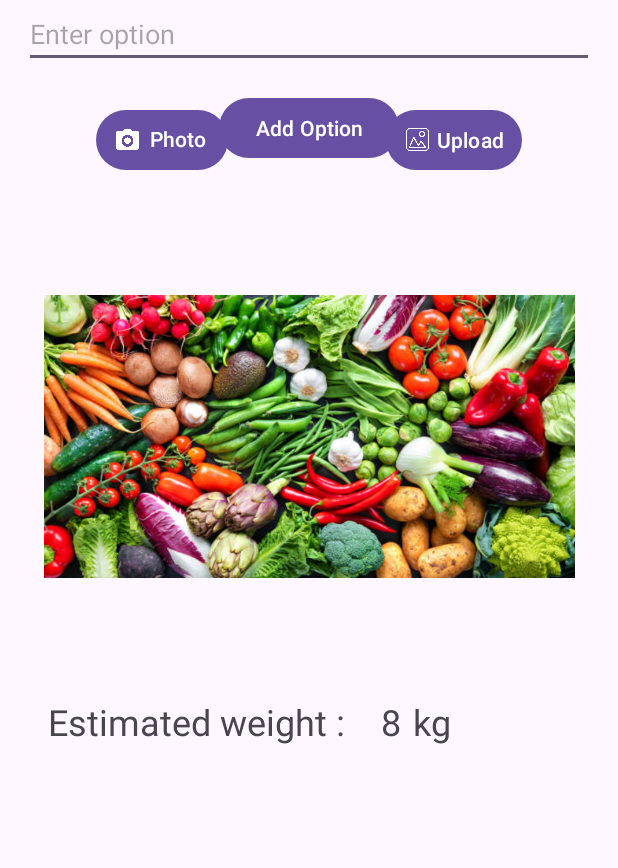
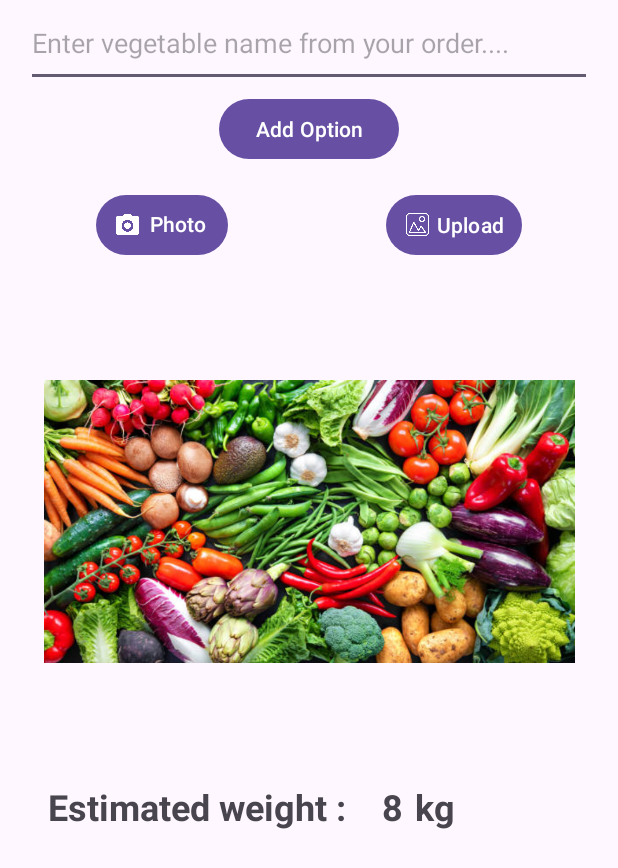
Before and after one commit to ArjunM05/Veggie_Vision, an Android app: the screen it shows after launch (MainActivity), on a phone screen of 412 x 824 dp. Shown: the top 868 px of the screen. Run offline under Robolectric (Android 15) with nearby library versions, the phone set to English and light mode, and no system bars.

Commit message:
debugging of app

```diff
--- a/app/src/main/java/com/example/veggievisionapp/MainActivity.kt
+++ b/app/src/main/java/com/example/veggievisionapp/MainActivity.kt
@@ -45,9 +45,8 @@ class MainActivity : AppCompatActivity() {
         buttonAddOption = binding.btnAddOption
         radioGroupOptions = binding.radioGroupOptions
         // Set onClickListener for the button
-        binding.btnAddOption.setOnClickListener { addOption() }
+        buttonAddOption.setOnClickListener { addOption() }
 
-        setContentView(R.layout.activity_main)
         ViewCompat.setOnApplyWindowInsetsListener(findViewById(R.id.main)) { v, insets ->
             val systemBars = insets.getInsets(WindowInsetsCompat.Type.systemBars())
             v.setPadding(systemBars.left, systemBars.top, systemBars.right, systemBars.bottom)
@@ -55,10 +54,10 @@ class MainActivity : AppCompatActivity() {
         }
         imageView = findViewById(R.id.imageView)
 
-        val captureButton: Button = findViewById(R.id.btnCaptureImage)
+        val captureButton: Button = binding.btnCaptureImage
         captureButton.setOnClickListener { captureImage(it) }
 
-        val uploadButton: Button = findViewById(R.id.btnUploadImage)
+        val uploadButton: Button = binding.btnUploadImage
         uploadButton.setOnClickListener{ uploadImage(it) }
     }
 
--- a/app/src/main/res/layout/activity_main.xml
+++ b/app/src/main/res/layout/activity_main.xml
@@ -9,24 +9,24 @@
 
     <EditText
         android:id="@+id/etOption"
-        android:layout_width="0dp"
-        android:layout_height="wrap_content"
-        android:hint="Enter option"
-        app:layout_constraintTop_toTopOf="parent"
+        android:layout_width="377dp"
+        android:layout_height="58dp"
+        android:layout_marginStart="16dp"
+        android:layout_marginEnd="16dp"
+        android:hint="Enter vegetable name from your order...."
+        app:layout_constraintEnd_toEndOf="parent"
         app:layout_constraintStart_toStartOf="parent"
-        app:layout_constraintEnd_toEndOf="parent"
-        android:layout_marginStart="16dp"
-        android:layout_marginEnd="16dp"/>
+        app:layout_constraintTop_toTopOf="parent" />
 
     <Button
         android:id="@+id/btnAddOption"
         android:layout_width="wrap_content"
         android:layout_height="wrap_content"
+        android:layout_marginTop="4dp"
         android:text="Add Option"
-        app:layout_constraintTop_toBottomOf="@id/etOption"
+        app:layout_constraintEnd_toEndOf="parent"
         app:layout_constraintStart_toStartOf="parent"
-        app:layout_constraintEnd_toEndOf="parent"
-        android:layout_marginTop="16dp"/>
+        app:layout_constraintTop_toBottomOf="@id/etOption" />
 
     <RadioGroup
         android:id="@+id/radioGroupOptions"
@@ -55,7 +55,6 @@
         android:layout_width="wrap_content"
         android:layout_height="wrap_content"
         android:layout_marginStart="64dp"
-        android:layout_marginTop="24dp"
         android:includeFontPadding="false"
         android:onClick="captureImage"
         android:paddingLeft="12dp"
@@ -66,7 +65,7 @@
         app:icon="@drawable/android_camera"
         app:iconPadding="4dp"
         app:layout_constraintStart_toStartOf="parent"
-        app:layout_constraintTop_toBottomOf="@+id/etOption" />
+        app:layout_constraintTop_toBottomOf="@+id/radioGroupOptions" />
 
     <TextView
         android:id="@+id/tvEstWeight"
@@ -76,6 +75,7 @@
         android:layout_marginTop="24dp"
         android:text="Estimated weight :"
         android:textSize="24sp"
+        android:textStyle="bold"
         app:layout_constraintStart_toStartOf="parent"
         app:layout_constraintTop_toBottomOf="@+id/imageView" />
 
@@ -87,6 +87,7 @@
         android:layout_marginTop="24dp"
         android:text="8"
         android:textSize="24sp"
+        android:textStyle="bold"
         app:layout_constraintBottom_toBottomOf="@+id/tvEstWeight"
         app:layout_constraintStart_toEndOf="@+id/tvEstWeight"
         app:layout_constraintTop_toBottomOf="@+id/imageView" />
@@ -99,6 +100,7 @@
         android:layout_marginTop="24dp"
         android:text="kg"
         android:textSize="24sp"
+        android:textStyle="bold"
         app:layout_constraintStart_toEndOf="@+id/tvWeightValue"
         app:layout_constraintTop_toBottomOf="@+id/imageView" />
 
@@ -107,7 +109,6 @@
         android:id="@+id/btnUploadImage"
         android:layout_width="wrap_content"
         android:layout_height="wrap_content"
-        android:layout_marginTop="24dp"
         android:layout_marginEnd="64dp"
         android:paddingLeft="12dp"
         android:paddingRight="12dp"
@@ -116,5 +117,5 @@
         app:icon="@drawable/_503941"
         app:iconPadding="4dp"
         app:layout_constraintEnd_toEndOf="parent"
-        app:layout_constraintTop_toBottomOf="@+id/etOption" />
+        app:layout_constraintTop_toBottomOf="@+id/radioGroupOptions" />
 </androidx.constraintlayout.widget.ConstraintLayout>
```
